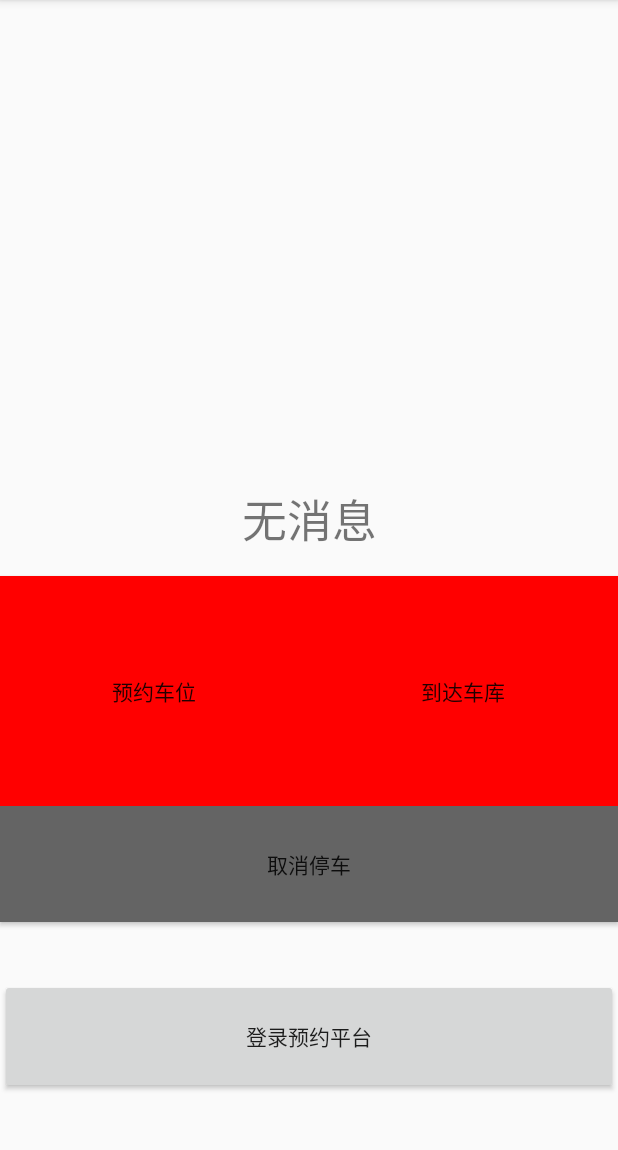
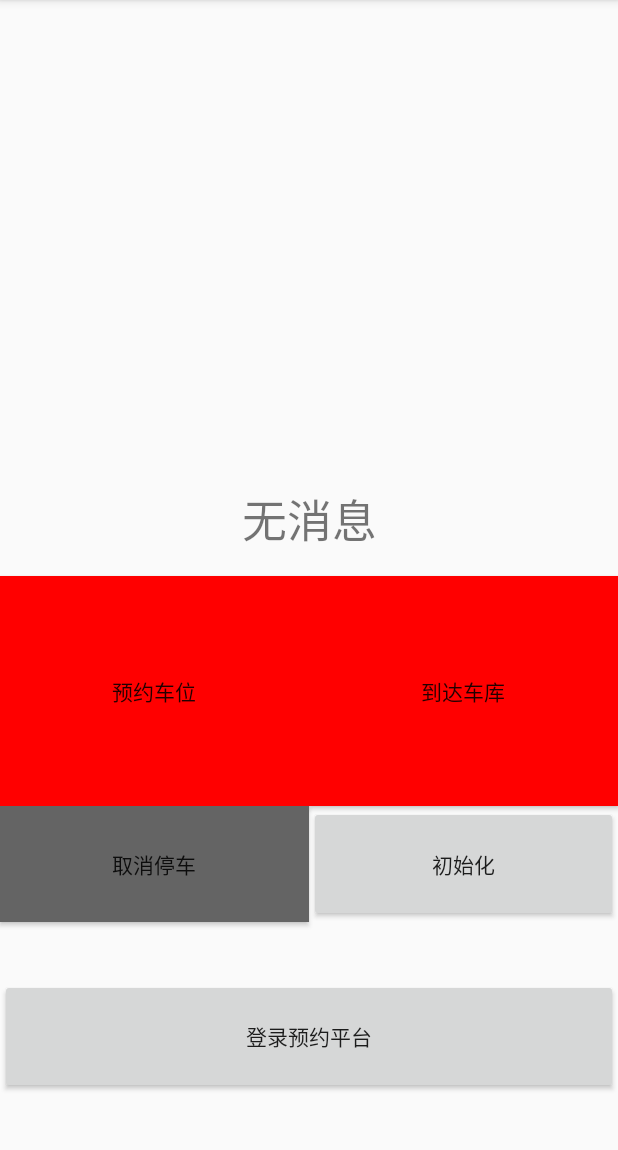
Before and after one commit to LeslieLiuZJNU/iot-parking-lot-model, an Android app: the screen it shows after launch (MainActivity), on a phone screen of 412 x 824 dp, the part 84-1234 px from its top. Run offline under Robolectric (Android 15) with nearby library versions, the phone set to English and light mode, and no system bars.

Commit message:
init function

```diff
--- a/android-app/IoTParkingLot/app/src/main/res/layout/activity_main.xml
+++ b/android-app/IoTParkingLot/app/src/main/res/layout/activity_main.xml
@@ -132,8 +132,18 @@
         android:layout_height="0dp"
         android:text="取消停车"
         app:layout_constraintBottom_toTopOf="@+id/guideline7"
-        app:layout_constraintEnd_toEndOf="parent"
+        app:layout_constraintEnd_toStartOf="@+id/guideline2"
         app:layout_constraintStart_toStartOf="parent"
         app:layout_constraintTop_toTopOf="@+id/guideline6" />
 
+    <Button
+        android:id="@+id/resetButton"
+        android:layout_width="0dp"
+        android:layout_height="0dp"
+        android:text="初始化"
+        app:layout_constraintBottom_toTopOf="@+id/guideline7"
+        app:layout_constraintEnd_toEndOf="parent"
+        app:layout_constraintStart_toStartOf="@+id/guideline2"
+        app:layout_constraintTop_toTopOf="@+id/guideline6" />
+
 </androidx.constraintlayout.widget.ConstraintLayout>
```
Also changed, not shown: android-app/IoTParkingLot/app/src/main/java/com/leslie/iotparkinglot/MainActivity.java (+23 -1 lines).
